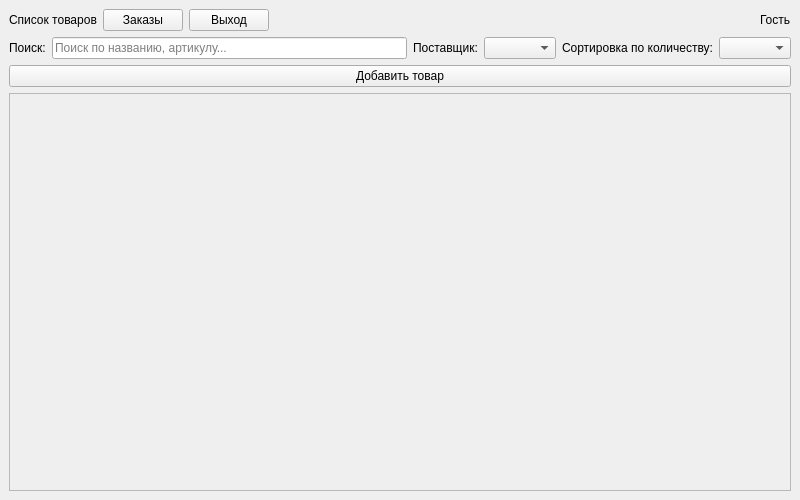
This is ui/main.ui in Oxxy63m/demka as Qt 5 draws it before an edit. The edited form follows.
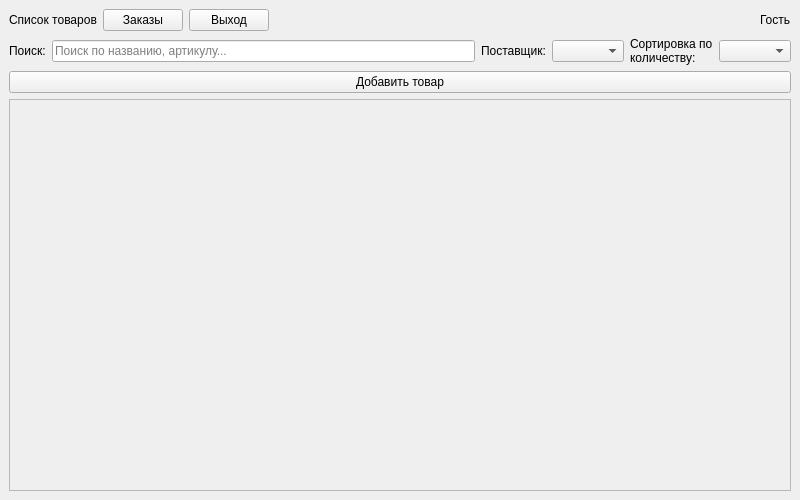
This is the edited form.

```diff
--- a/ui/main.ui
+++ b/ui/main.ui
@@ -17,11 +17,11 @@
     </item>
     <item>
      <layout class="QHBoxLayout" name="row_filter">
-      <item><widget class="QLabel" name="lbl_search"><property name="text"><string>Поиск:</string></property></widget></item>
+      <item><widget class="QLabel" name="lbl_search"><property name="text"><string>Поиск:</string></property><property name="wordWrap"><bool>true</bool></property></widget></item>
       <item><widget class="QLineEdit" name="search_edit"><property name="placeholderText"><string>Поиск по названию, артикулу...</string></property></widget></item>
-      <item><widget class="QLabel" name="lbl_supplier"><property name="text"><string>Поставщик:</string></property></widget></item>
+      <item><widget class="QLabel" name="lbl_supplier"><property name="text"><string>Поставщик:</string></property><property name="wordWrap"><bool>true</bool></property></widget></item>
       <item><widget class="QComboBox" name="supplier_combo"/></item>
-      <item><widget class="QLabel" name="lbl_sort"><property name="text"><string>Сортировка по количеству:</string></property></widget></item>
+      <item><widget class="QLabel" name="lbl_sort"><property name="text"><string>Сортировка по количеству:</string></property><property name="wordWrap"><bool>true</bool></property></widget></item>
       <item><widget class="QComboBox" name="sort_combo"/></item>
      </layout>
     </item>
```
Left out of the diff: 4 changed lines with no effect on the pictures.
